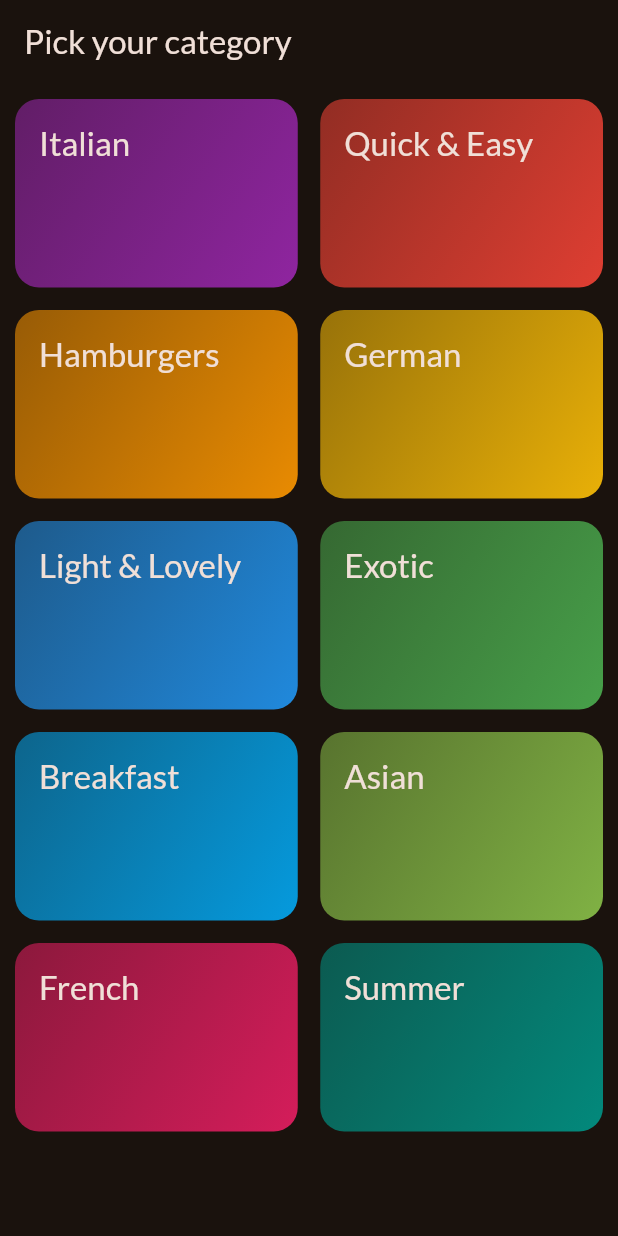
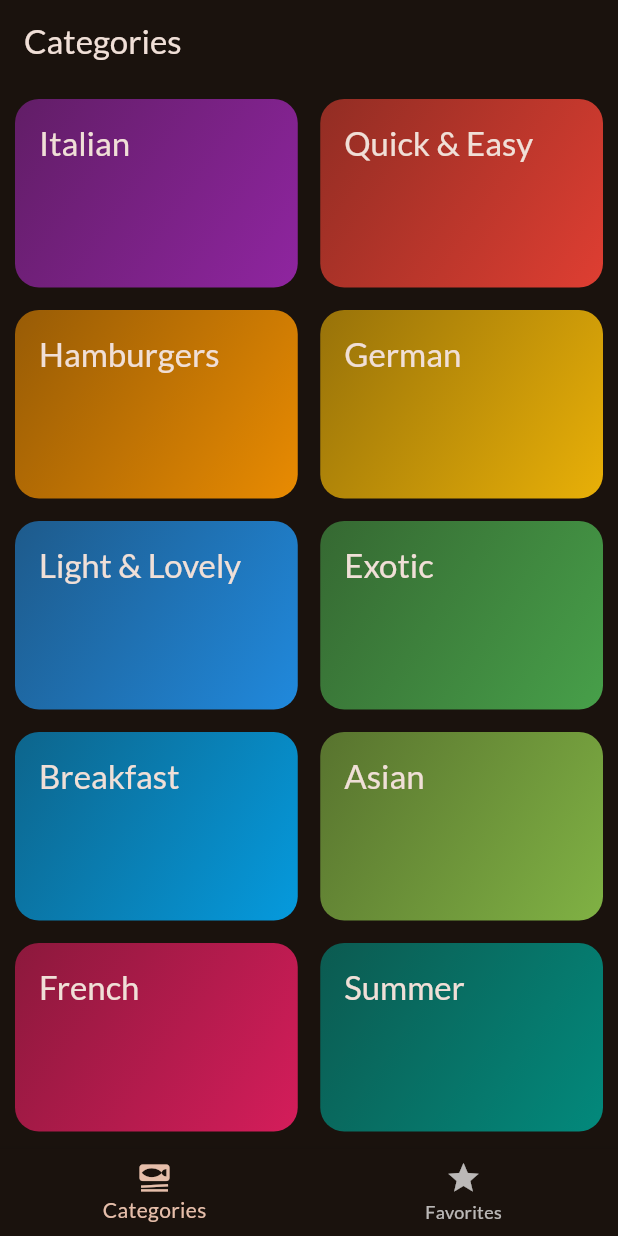
Before and after one commit to NurislamAiu/meals_app_nurs, a Flutter app: the screen it shows after launch, on a phone screen of 412 x 824 dp. Run offline on Flutter 3.47's test engine with Material 3 defaults, Android fonts, the phone set to English and light mode, and no system bars; our stand-ins replace google_fonts, transparent_image.

Commit message:
created bottom navigator bar

```diff
--- a/lib/main.dart
+++ b/lib/main.dart
@@ -1,7 +1,6 @@
 import 'package:flutter/material.dart';
-
 import 'package:google_fonts/google_fonts.dart';
-import 'package:meals_app_nurs/screens/categories.dart';
+import 'package:meals_app_nurs/screens/tabs.dart';
 
 final theme = ThemeData(
   useMaterial3: true,
@@ -22,8 +21,9 @@ class App extends StatelessWidget {
   @override
   Widget build(BuildContext context) {
     return MaterialApp(
+      debugShowCheckedModeBanner: false,
         theme: theme,
-        home: CategoriesScreen()
+        home: TabsScreen()
     );
   }
 }
--- a/lib/screens/categories.dart
+++ b/lib/screens/categories.dart
@@ -8,22 +8,23 @@ class CategoriesScreen extends StatelessWidget {
   const CategoriesScreen({super.key});
 
   void _selectCategory(BuildContext context, Category category) {
-    final filteredMeals = dummyMeals.where((meal) => meal.categories.contains(category.id)).toList();
+    final filteredMeals =
+        dummyMeals
+            .where((meal) => meal.categories.contains(category.id))
+            .toList();
 
     Navigator.push(
       context,
       MaterialPageRoute(
-        builder: (ctx) => MealsScreen(title: category.title, meals: filteredMeals),
+        builder:
+            (ctx) => MealsScreen(title: category.title, meals: filteredMeals),
       ),
     );
   }
 
   @override
   Widget build(BuildContext context) {
-    return Scaffold(
-      appBar: AppBar(title: Text('Pick your category')),
-
-      body: GridView(
+    return GridView(
       padding: EdgeInsets.all(10),
       gridDelegate: SliverGridDelegateWithFixedCrossAxisCount(
         crossAxisCount: 2,
@@ -40,7 +41,6 @@ class CategoriesScreen extends StatelessWidget {
             },
           ),
       ],
-      ),
     );
   }
 }
--- a/lib/screens/meals.dart
+++ b/lib/screens/meals.dart
@@ -5,9 +5,9 @@ import 'package:meals_app_nurs/widgets/meal_item.dart';
 import '../models/meal.dart';
 
 class MealsScreen extends StatelessWidget {
-  const MealsScreen({super.key, required this.title, required this.meals});
+  const MealsScreen({super.key, this.title, required this.meals});
 
-  final String title;
+  final String? title;
   final List<Meal> meals;
 
   void selectMeal(BuildContext context, Meal meal) {
@@ -51,6 +51,10 @@ class MealsScreen extends StatelessWidget {
             ),
       );
     }
-    return Scaffold(appBar: AppBar(title: Text(title)), body: content);
+
+    if (title == null) {
+      return content;
+    }
+    return Scaffold(appBar: AppBar(title: Text(title!)), body: content);
   }
 }
--- /dev/null
+++ b/lib/screens/tabs.dart
@@ -0,0 +1,46 @@
+import 'package:flutter/material.dart';
+import 'package:meals_app_nurs/screens/categories.dart';
+import 'package:meals_app_nurs/screens/meals.dart';
+
+class TabsScreen extends StatefulWidget {
+  const TabsScreen({super.key});
+
+  @override
+  State<TabsScreen> createState() => _TabsScreenState();
+}
+
+class _TabsScreenState extends State<TabsScreen> {
+  int _selectedPageIndex = 0;
+
+  void _selectPage(int index) {
+    setState(() {
+      _selectedPageIndex = index;
+    });
+  }
+
+  @override
+  Widget build(BuildContext context) {
+    Widget activePage = CategoriesScreen();
+    var activePageTitle = 'Categories';
+
+    if (_selectedPageIndex == 1) {
+      activePage = MealsScreen(meals: []);
+      activePageTitle = 'Your Favorites';
+    }
+    return Scaffold(
+      appBar: AppBar(title: Text(activePageTitle)),
+      body: activePage,
+      bottomNavigationBar: BottomNavigationBar(
+        currentIndex: _selectedPageIndex,
+        onTap: _selectPage,
+        items: [
+          BottomNavigationBarItem(
+            icon: Icon(Icons.set_meal),
+            label: 'Categories',
+          ),
+          BottomNavigationBarItem(icon: Icon(Icons.star), label: 'Favorites'),
+        ],
+      ),
+    );
+  }
+}
```
Lines whose indentation alone changed are shown as unchanged.
